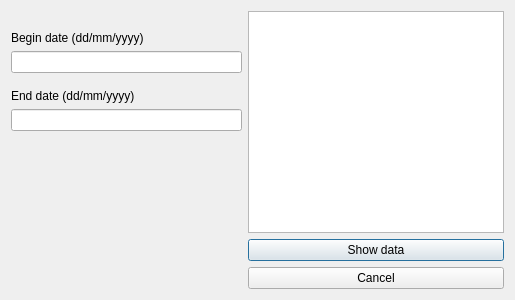
First picture: the form in project_group_anyone/timewindow.ui, repository AchillesSium/Softwre-Design-Project, before the edit.
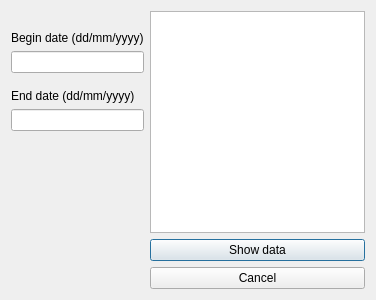
Second picture: the form after the edit.

Commit message: Radio buttons added and dataflow between the ChartWindow and TimeWindow established.

Diff of the .ui file:
```diff
--- a/project_group_anyone/timewindow.ui
+++ b/project_group_anyone/timewindow.ui
@@ -6,7 +6,7 @@
    <rect>
     <x>0</x>
     <y>0</y>
-    <width>515</width>
+    <width>376</width>
     <height>300</height>
    </rect>
   </property>
```
The commit also changes 5 other files.
